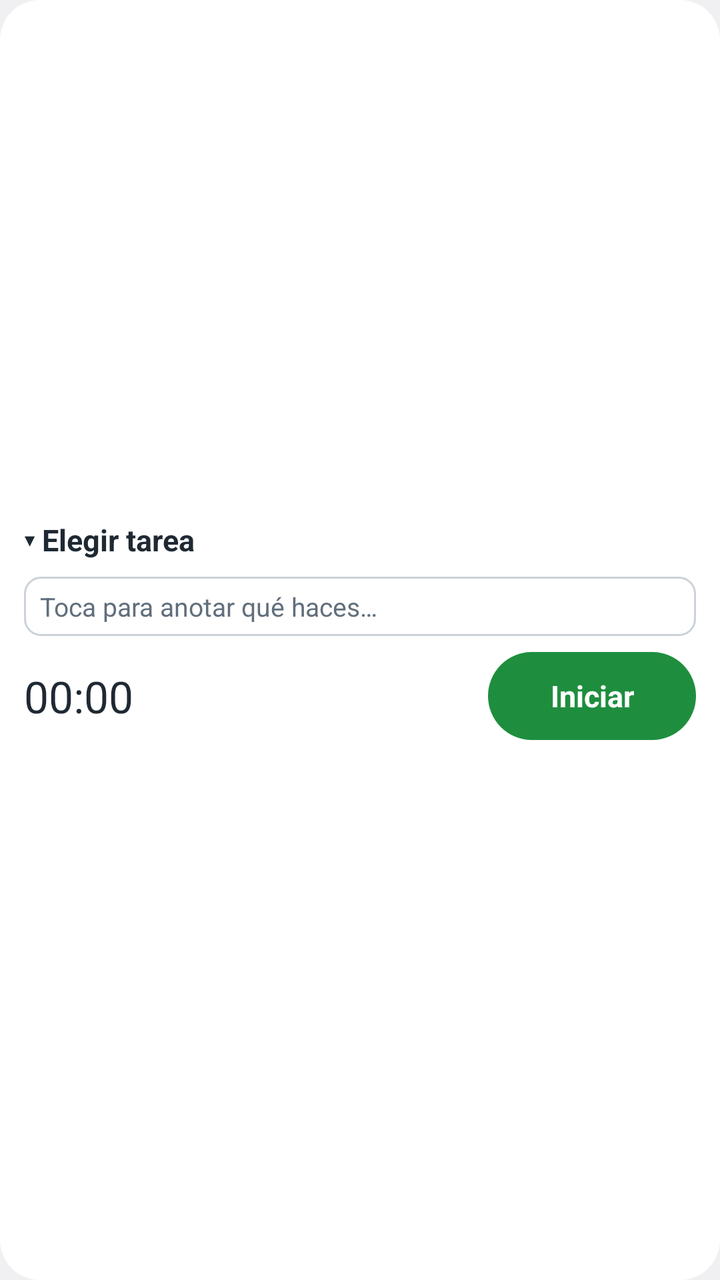
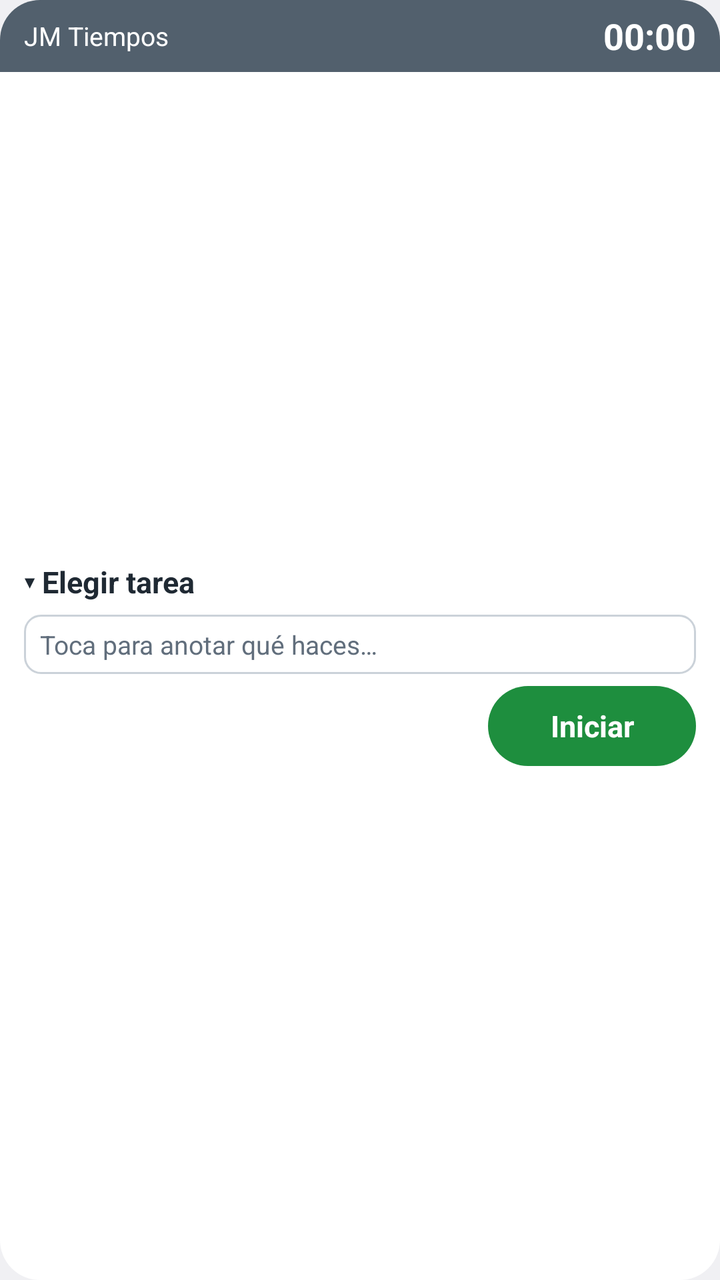

The first picture is an Android layout as it rendered before a commit; the second is the same layout after the commit. The layout source and the unified diff follow.
<!-- AndroidManifest.xml: application theme android:Theme.DeviceDefault.Light -->
<!-- res/layout/widget_timer.xml -->
<?xml version="1.0" encoding="utf-8"?>
<LinearLayout xmlns:android="http://schemas.android.com/apk/res/android"
    android:id="@+id/root"
    android:layout_width="match_parent"
    android:layout_height="match_parent"
    android:background="@drawable/widget_bg"
    android:gravity="center_vertical"
    android:orientation="vertical"
    android:padding="12dp">

    <TextView
        android:id="@+id/task"
        android:layout_width="match_parent"
        android:layout_height="wrap_content"
        android:ellipsize="end"
        android:maxLines="1"
        android:paddingVertical="4dp"
        android:text="@string/choose_task"
        android:textColor="@color/widget_text"
        android:textSize="15sp"
        android:textStyle="bold" />

    <TextView
        android:id="@+id/note"
        android:layout_width="match_parent"
        android:layout_height="wrap_content"
        android:layout_marginTop="4dp"
        android:background="@drawable/note_bg"
        android:ellipsize="end"
        android:maxLines="1"
        android:paddingHorizontal="8dp"
        android:paddingVertical="6dp"
        android:text="@string/note_hint"
        android:textColor="@color/widget_muted"
        android:textSize="13sp" />

    <LinearLayout
        android:layout_width="match_parent"
        android:layout_height="wrap_content"
        android:layout_marginTop="8dp"
        android:gravity="center_vertical"
        android:orientation="horizontal">

        <Chronometer
            android:id="@+id/chrono"
            android:layout_width="0dp"
            android:layout_height="wrap_content"
            android:layout_weight="1"
            android:textColor="@color/widget_text"
            android:textSize="22sp" />

        <TextView
            android:id="@+id/toggle"
            android:layout_width="wrap_content"
            android:layout_height="44dp"
            android:background="@drawable/btn_start"
            android:gravity="center"
            android:minWidth="104dp"
            android:paddingHorizontal="20dp"
            android:text="@string/start"
            android:textColor="#FFFFFFFF"
            android:textSize="15sp"
            android:textStyle="bold" />
    </LinearLayout>

    <LinearLayout
        android:layout_width="match_parent"
        android:layout_height="wrap_content"
        android:gravity="center_vertical"
        android:orientation="horizontal">

        <TextView
            android:id="@+id/status"
            android:layout_width="0dp"
            android:layout_height="wrap_content"
            android:layout_weight="1"
            android:ellipsize="end"
            android:maxLines="1"
            android:textColor="@color/widget_muted"
            android:textSize="11sp" />

        <TextView
            android:id="@+id/check"
            android:layout_width="wrap_content"
            android:layout_height="wrap_content"
            android:paddingVertical="8dp"
            android:paddingStart="8dp"
            android:textColor="@color/widget_text"
            android:textSize="13sp"
            android:visibility="gone" />
    </LinearLayout>
</LinearLayout>
<!-- resources referenced by this layout -->
<resources>
  <color name="widget_muted">#FF616E7C</color>
  <color name="widget_text">#FF1F2933</color>
  <!-- drawable btn_start (drawable) -->
  <?xml version="1.0" encoding="utf-8"?>
  <shape xmlns:android="http://schemas.android.com/apk/res/android">
      <solid android:color="@color/start" />
      <corners android:radius="24dp" />
  </shape>
  <!-- drawable note_bg (drawable) -->
  <?xml version="1.0" encoding="utf-8"?>
  <shape xmlns:android="http://schemas.android.com/apk/res/android">
      <stroke android:width="1dp" android:color="@color/widget_stroke" />
      <corners android:radius="8dp" />
  </shape>
  <!-- drawable widget_bg (drawable) -->
  <?xml version="1.0" encoding="utf-8"?>
  <shape xmlns:android="http://schemas.android.com/apk/res/android">
      <solid android:color="@color/widget_bg" />
      <corners android:radius="20dp" />
  </shape>
  <string name="choose_task">▾ Elegir tarea</string>
  <string name="note_hint">Toca para anotar qué haces…</string>
  <string name="start">Iniciar</string>
  <color name="start">#FF1E8E3E</color>
  <color name="widget_stroke">#FFCBD2D9</color>
  <color name="widget_bg">#FFFFFFFF</color>
</resources>

<!-- the commit's change to res/layout/widget_timer.xml (unified diff, before → after) -->
@@ -4,89 +4,110 @@
     android:layout_width="match_parent"
     android:layout_height="match_parent"
     android:background="@drawable/widget_bg"
-    android:gravity="center_vertical"
-    android:orientation="vertical"
-    android:padding="12dp">
-
-    <TextView
-        android:id="@+id/task"
-        android:layout_width="match_parent"
-        android:layout_height="wrap_content"
-        android:ellipsize="end"
-        android:maxLines="1"
-        android:paddingVertical="4dp"
-        android:text="@string/choose_task"
-        android:textColor="@color/widget_text"
-        android:textSize="15sp"
-        android:textStyle="bold" />
-
-    <TextView
-        android:id="@+id/note"
-        android:layout_width="match_parent"
-        android:layout_height="wrap_content"
-        android:layout_marginTop="4dp"
-        android:background="@drawable/note_bg"
-        android:ellipsize="end"
-        android:maxLines="1"
-        android:paddingHorizontal="8dp"
-        android:paddingVertical="6dp"
-        android:text="@string/note_hint"
-        android:textColor="@color/widget_muted"
-        android:textSize="13sp" />
+    android:orientation="vertical">
 
     <LinearLayout
+        android:id="@+id/header"
         android:layout_width="match_parent"
-        android:layout_height="wrap_content"
-        android:layout_marginTop="8dp"
+        android:layout_height="36dp"
+        android:background="@drawable/header_idle"
         android:gravity="center_vertical"
-        android:orientation="horizontal">
+        android:orientation="horizontal"
+        android:paddingHorizontal="12dp">
+
+        <TextView
+            android:layout_width="0dp"
+            android:layout_height="wrap_content"
+            android:layout_weight="1"
+            android:ellipsize="end"
+            android:maxLines="1"
+            android:text="@string/app_name"
+            android:textColor="#FFFFFFFF"
+            android:textSize="13sp" />
 
         <Chronometer
             android:id="@+id/chrono"
-            android:layout_width="0dp"
+            android:layout_width="wrap_content"
             android:layout_height="wrap_content"
-            android:layout_weight="1"
-            android:textColor="@color/widget_text"
-            android:textSize="22sp" />
-
-        <TextView
-            android:id="@+id/toggle"
-            android:layout_width="wrap_content"
-            android:layout_height="44dp"
-            android:background="@drawable/btn_start"
-            android:gravity="center"
-            android:minWidth="104dp"
-            android:paddingHorizontal="20dp"
-            android:text="@string/start"
             android:textColor="#FFFFFFFF"
-            android:textSize="15sp"
+            android:textSize="18sp"
             android:textStyle="bold" />
     </LinearLayout>
 
     <LinearLayout
         android:layout_width="match_parent"
-        android:layout_height="wrap_content"
+        android:layout_height="0dp"
+        android:layout_weight="1"
         android:gravity="center_vertical"
-        android:orientation="horizontal">
+        android:orientation="vertical"
+        android:paddingHorizontal="12dp"
+        android:paddingVertical="6dp">
+
+        <TextView
+            android:id="@+id/task"
+            android:layout_width="match_parent"
+            android:layout_height="wrap_content"
+            android:ellipsize="end"
+            android:maxLines="1"
+            android:paddingVertical="4dp"
+            android:text="@string/choose_task"
+            android:textColor="@color/widget_text"
+            android:textSize="15sp"
+            android:textStyle="bold" />
+
+        <TextView
+            android:id="@+id/note"
+            android:layout_width="match_parent"
+            android:layout_height="wrap_content"
+            android:layout_marginTop="2dp"
+            android:background="@drawable/note_bg"
+            android:ellipsize="end"
+            android:maxLines="1"
+            android:paddingHorizontal="8dp"
+            android:paddingVertical="6dp"
+            android:text="@string/note_hint"
+            android:textColor="@color/widget_muted"
+            android:textSize="13sp" />
+
+        <LinearLayout
+            android:layout_width="match_parent"
+            android:layout_height="wrap_content"
+            android:layout_marginTop="6dp"
+            android:gravity="end|center_vertical"
+            android:orientation="horizontal">
+
+            <TextView
+                android:id="@+id/check"
+                android:layout_width="0dp"
+                android:layout_height="wrap_content"
+                android:layout_weight="1"
+                android:paddingVertical="8dp"
+                android:textColor="@color/widget_text"
+                android:textSize="13sp"
+                android:visibility="gone" />
+
+            <TextView
+                android:id="@+id/toggle"
+                android:layout_width="wrap_content"
+                android:layout_height="40dp"
+                android:background="@drawable/btn_start"
+                android:gravity="center"
+                android:minWidth="104dp"
+                android:paddingHorizontal="20dp"
+                android:text="@string/start"
+                android:textColor="#FFFFFFFF"
+                android:textSize="15sp"
+                android:textStyle="bold" />
+        </LinearLayout>
 
         <TextView
             android:id="@+id/status"
-            android:layout_width="0dp"
+            android:layout_width="match_parent"
             android:layout_height="wrap_content"
-            android:layout_weight="1"
+            android:layout_marginTop="2dp"
             android:ellipsize="end"
             android:maxLines="1"
             android:textColor="@color/widget_muted"
             android:textSize="11sp" />
-
-        <TextView
-            android:id="@+id/check"
-            android:layout_width="wrap_content"
-            android:layout_height="wrap_content"
-            android:paddingVertical="8dp"
-            android:paddingStart="8dp"
-            android:textColor="@color/widget_text"
-            android:textSize="13sp"
-            android:visibility="gone" />
     </LinearLayout>
 </LinearLayout>
<!-- resource entries referenced after the edit -->
@@ -7,6 +7,12 @@
   <shape xmlns:android="http://schemas.android.com/apk/res/android">
       <solid android:color="@color/start" />
       <corners android:radius="24dp" />
+  </shape>
+  <!-- drawable header_idle (drawable) -->
+  <?xml version="1.0" encoding="utf-8"?>
+  <shape xmlns:android="http://schemas.android.com/apk/res/android">
+      <solid android:color="@color/header_idle" />
+      <corners android:topLeftRadius="20dp" android:topRightRadius="20dp" />
   </shape>
   <!-- drawable note_bg (drawable) -->
   <?xml version="1.0" encoding="utf-8"?>
@@ -20,10 +26,12 @@
       <solid android:color="@color/widget_bg" />
       <corners android:radius="20dp" />
   </shape>
+  <string name="app_name">JM Tiempos</string>
   <string name="choose_task">▾ Elegir tarea</string>
   <string name="note_hint">Toca para anotar qué haces…</string>
   <string name="start">Iniciar</string>
   <color name="start">#FF1E8E3E</color>
+  <color name="header_idle">#FF52606D</color>
   <color name="widget_stroke">#FFCBD2D9</color>
   <color name="widget_bg">#FFFFFFFF</color>
 </resources>
